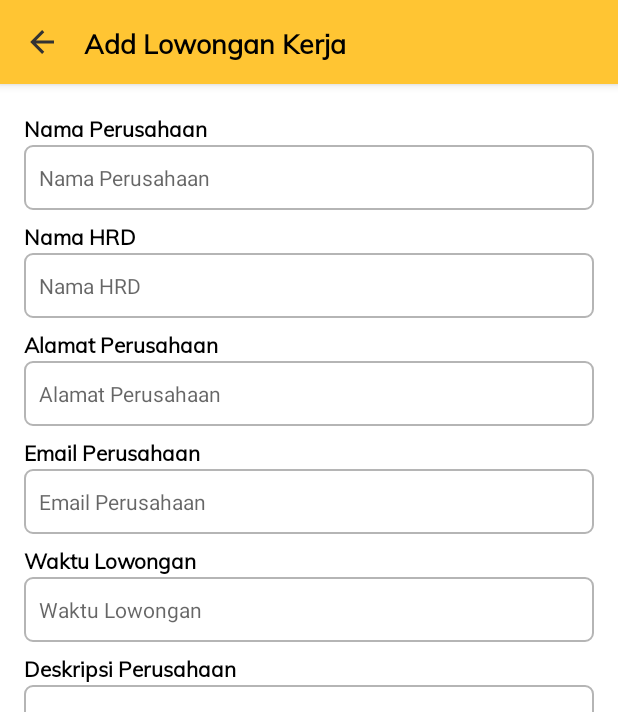
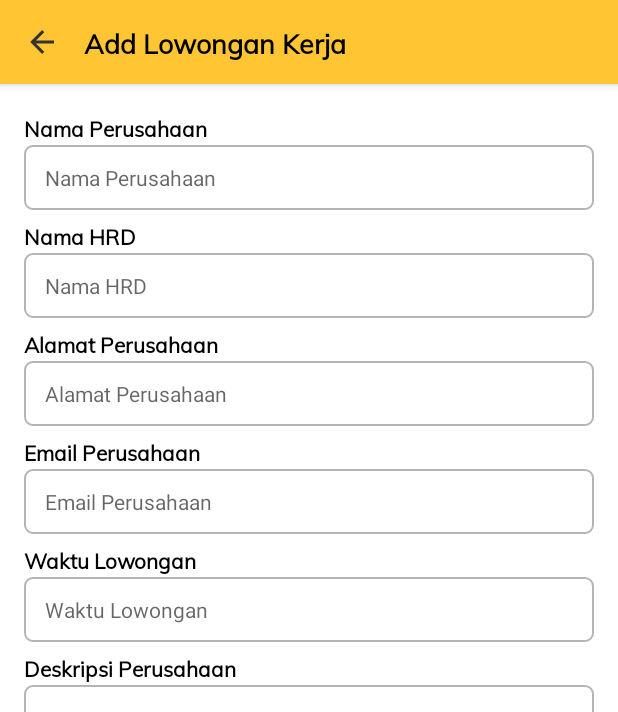
Before and after one commit to RamdanRohendi/SOGUR, an Android app: the PerusahaanAddLowonganActivity screen opened directly, with no data from a screen before it, on a phone screen of 412 x 824 dp. Shown: the top 712 px of the screen. Run offline under Robolectric (Android 15) with nearby library versions, the light colour scheme and no system bars.

Commit message:
perbaikan Layout add (perusahaan)

```diff
--- a/app/src/main/res/layout/activity_perusahaan_add_lowongan.xml
+++ b/app/src/main/res/layout/activity_perusahaan_add_lowongan.xml
@@ -67,8 +67,9 @@
             android:layout_centerHorizontal="true"
             android:layout_marginTop="1dp"
             android:background="@drawable/edit_custom"
-            android:hint="   Nama Perusahaan"
-            android:textColor="#B5B5B5"
+            android:hint="Nama Perusahaan"
+            android:paddingHorizontal="14dp"
+            android:textColor="@color/black"
             android:textSize="14sp" />
 
         <TextView
@@ -91,8 +92,9 @@
             android:layout_centerHorizontal="true"
             android:layout_marginTop="1dp"
             android:background="@drawable/edit_custom"
-            android:hint="   Nama HRD"
-            android:textColor="#B5B5B5"
+            android:hint="Nama HRD"
+            android:paddingHorizontal="14dp"
+            android:textColor="@color/black"
             android:textSize="14sp" />
 
         <TextView
@@ -115,8 +117,9 @@
             android:layout_centerHorizontal="true"
             android:layout_marginTop="1dp"
             android:background="@drawable/edit_custom"
-            android:hint="   Alamat Perusahaan"
-            android:textColor="#B5B5B5"
+            android:hint="Alamat Perusahaan"
+            android:paddingHorizontal="14dp"
+            android:textColor="@color/black"
             android:textSize="14sp" />
 
         <TextView
@@ -139,8 +142,9 @@
             android:layout_centerHorizontal="true"
             android:layout_marginTop="1dp"
             android:background="@drawable/edit_custom"
-            android:hint="   Email Perusahaan"
-            android:textColor="#B5B5B5"
+            android:hint="Email Perusahaan"
+            android:paddingHorizontal="14dp"
+            android:textColor="@color/black"
             android:textSize="14sp" />
 
         <TextView
@@ -163,8 +167,9 @@
             android:layout_centerHorizontal="true"
             android:layout_marginTop="1dp"
             android:background="@drawable/edit_custom"
-            android:hint="   Waktu Lowongan"
-            android:textColor="#B5B5B5"
+            android:hint="Waktu Lowongan"
+            android:paddingHorizontal="14dp"
+            android:textColor="@color/black"
             android:textSize="14sp" />
 
         <TextView
@@ -187,7 +192,8 @@
             android:layout_centerHorizontal="true"
             android:layout_marginTop="1dp"
             android:background="@drawable/edit_custom"
-            android:textColor="#B5B5B5"
+            android:paddingHorizontal="14dp"
+            android:textColor="@color/black"
             android:textSize="14sp" />
 
     </RelativeLayout>
```
